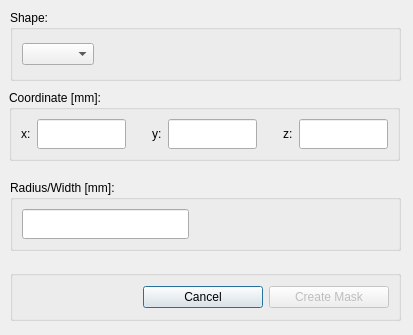
Before: the Qt Designer form src/ui/create_mask.ui in pfechd/jabe, drawn with Qt 5.
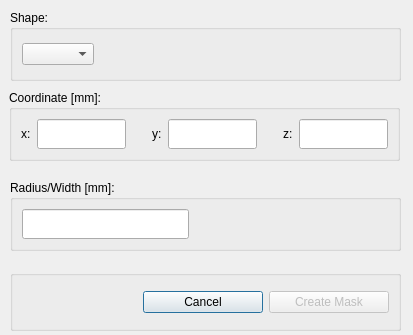
After: the same form once the commit is applied.

Commit message: Change height of cancel and create button

Diff of the .ui file:
```diff
--- a/src/ui/create_mask.ui
+++ b/src/ui/create_mask.ui
@@ -180,7 +180,7 @@
      <x>10</x>
      <y>270</y>
      <width>391</width>
-     <height>51</height>
+     <height>61</height>
     </rect>
    </property>
    <layout class="QHBoxLayout" name="horizontalLayout_4">
```
